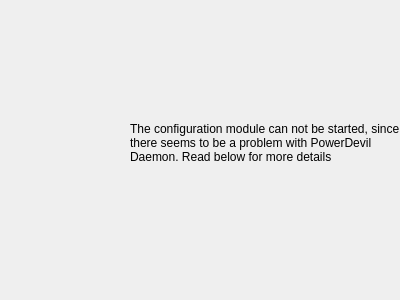
Before: the Qt Designer form kcmodule/error.ui in KDE/powerdevil, drawn with Qt 5.
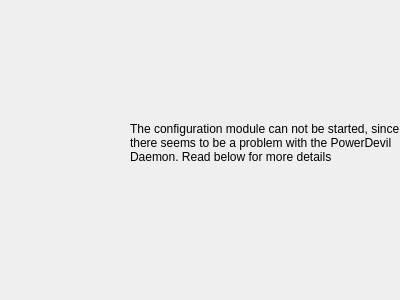
After: the same form once the commit is applied.

Diff of the .ui file:
```diff
--- a/kcmodule/error.ui
+++ b/kcmodule/error.ui
@@ -53,7 +53,7 @@
      <item>
       <widget class="QLabel" name="label_2" >
        <property name="text" >
-        <string>The configuration module can not be started, since there seems to be a problem with PowerDevil Daemon. Read below for more details</string>
+        <string>The configuration module can not be started, since there seems to be a problem with the PowerDevil Daemon. Read below for more details</string>
        </property>
        <property name="scaledContents" >
         <bool>true</bool>
```
